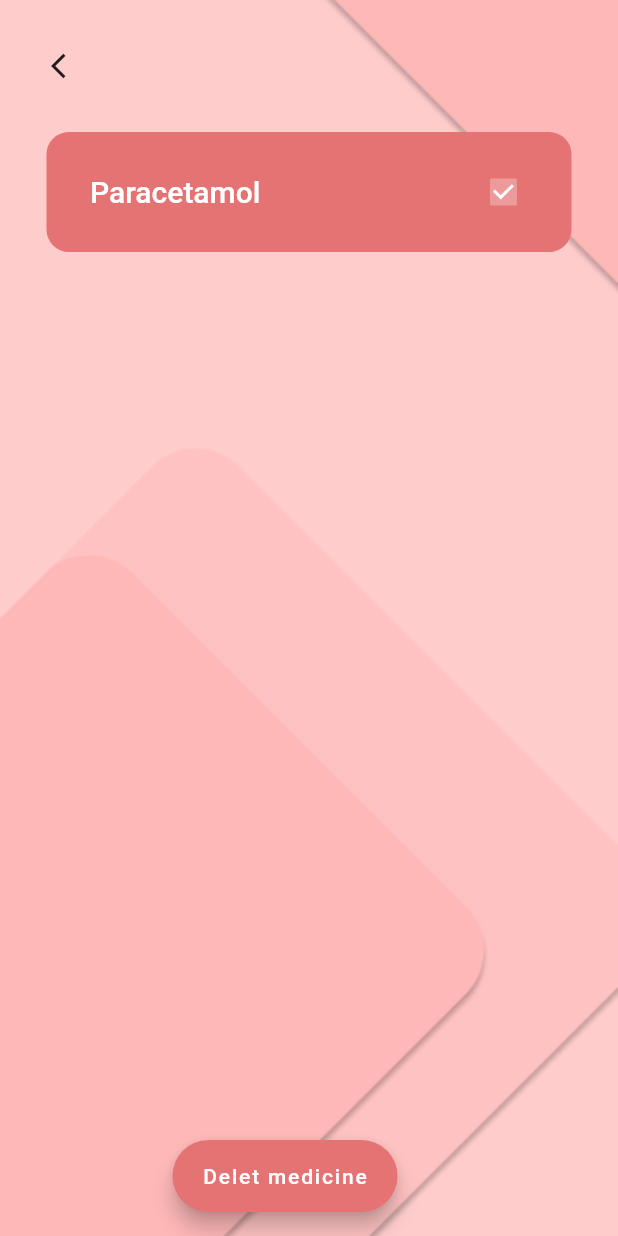
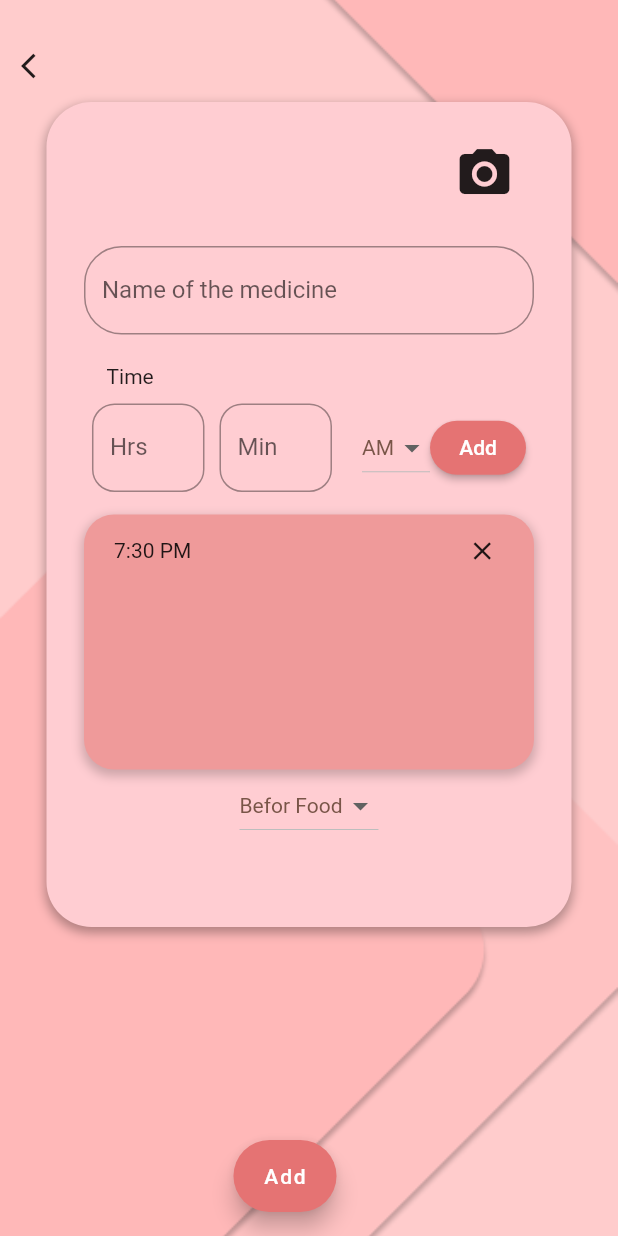
Before and after one commit to gecwayanad/take_it, a Flutter app: the screen it shows after launch, on a phone screen of 412 x 824 dp. Run offline on Flutter 3.47's test engine with Material 2 defaults, Android fonts, the light colour scheme and no system bars.

Commit message:
the page add medicine is added

```diff
--- a/lib/Screens/addMedicinPage.dart
+++ b/lib/Screens/addMedicinPage.dart
@@ -0,0 +1,210 @@
+import 'package:flutter/material.dart';
+import 'package:take_it/widgets/widgets.dart';
+
+class AddMedicine extends StatefulWidget {
+  @override
+  _AddMedicineState createState() => _AddMedicineState();
+}
+
+class _AddMedicineState extends State<AddMedicine> {
+  String dropdownValue = 'AM';
+  String dropdownValue1 = 'Befor Food';
+
+  @override
+  Widget build(BuildContext context) {
+    return Scaffold(
+        body: Container(
+          decoration: BoxDecoration(
+              image: DecorationImage(
+            image: AssetImage('asset/images/background.png'),
+            fit: BoxFit.cover,
+          )),
+          child: Column(
+            mainAxisAlignment: MainAxisAlignment.start,
+            children: [
+              SizedBox(
+                height: 20,
+              ),
+              Align(
+                alignment: Alignment.centerLeft,
+                child: IconButton(
+                    icon: Icon(
+                      Icons.arrow_back_ios,
+                      size: 20,
+                    ),
+                    onPressed: () {}),
+              ),
+              //first main container
+              Container(
+                width: 350,
+                height: 550,
+                decoration: BoxDecoration(
+                    boxShadow: [
+                      BoxShadow(
+                        color: Colors.black.withOpacity(0.3),
+                        spreadRadius: 1,
+                        blurRadius: 5,
+                        offset: Offset(0, 3),
+                      ),
+                    ],
+                    borderRadius: BorderRadius.circular(30),
+                    color: Colors.red[100]),
+                child: Column(
+                  children: [
+                    //camera icon
+                    Align(
+                        alignment: Alignment.centerRight,
+                        child: Padding(
+                            padding: EdgeInsets.symmetric(
+                                horizontal: 30, vertical: 20),
+                            child: IconButton(
+                              icon: Icon(Icons.camera_alt),
+                              iconSize: 40,
+                              onPressed: () {},
+                            ))),
+                    Container(
+                        width: 300,
+                        child: TextField(
+                          decoration: InputDecoration(
+                              labelText: 'Name of the medicine',
+                              border: OutlineInputBorder(
+                                borderSide: const BorderSide(
+                                    color: Colors.brown, width: 2.0),
+                                borderRadius: BorderRadius.circular(25.0),
+                              )),
+                        )),
+                    Padding(
+                        padding: EdgeInsets.fromLTRB(40, 20, 0, 10),
+                        child: Align(
+                          alignment: Alignment.centerLeft,
+                          child: Text(
+                            'Time',
+                          ),
+                        )),
+                    //time row
+                    Row(
+                      mainAxisAlignment: MainAxisAlignment.center,
+                      children: [
+                        Container(
+                            width: 75,
+                            child: TextField(
+                              keyboardType: TextInputType.number,
+                              decoration: InputDecoration(
+                                  labelText: 'Hrs',
+                                  border: OutlineInputBorder(
+                                    borderSide: const BorderSide(
+                                        color: Colors.brown, width: 2.0),
+                                    borderRadius: BorderRadius.circular(15.0),
+                                  )),
+                            )),
+                        SizedBox(
+                          width: 10,
+                        ),
+                        Container(
+                            width: 75,
+                            child: TextField(
+                              keyboardType: TextInputType.number,
+                              decoration: InputDecoration(
+                                  labelText: 'Min',
+                                  border: OutlineInputBorder(
+                                    borderSide: const BorderSide(
+                                        color: Colors.brown, width: 2.0),
+                                    borderRadius: BorderRadius.circular(15.0),
+                                  )),
+                            )),
+                        SizedBox(width: 20),
+                        //dropdown for am pm
+                        DropdownButton<String>(
+                          dropdownColor: Colors.red[100],
+                          value: dropdownValue,
+                          elevation: 16,
+                          style: const TextStyle(color: Colors.brown),
+                          onChanged: (String newValue) {
+                            setState(() {
+                              dropdownValue = newValue;
+                            });
+                          },
+                          items: <String>['AM', 'PM']
+                              .map<DropdownMenuItem<String>>((String value) {
+                            return DropdownMenuItem<String>(
+                              value: value,
+                              child: Text(value),
+                            );
+                          }).toList(),
+                        ),
+                        ElevatedButton(
+                          child: Text('Add'),
+                          style: ButtonStyle(
+                              backgroundColor:
+                                  MaterialStateProperty.all(Colors.red[300]),
+                              shape: MaterialStateProperty.all<
+                                      RoundedRectangleBorder>(
+                                  RoundedRectangleBorder(
+                                borderRadius: BorderRadius.circular(30),
+                              ))),
+                          onPressed: () {},
+                        )
+                      ],
+                    ),
+                    SizedBox(
+                      height: 15,
+                    ),
+                    //2nd container list
+                    Container(
+                      child: ListView(
+                        children: [
+                          Timelist(
+                            time: '7:30 PM',
+                          )
+                        ],
+                      ),
+                      decoration: BoxDecoration(
+                          boxShadow: [
+                            BoxShadow(
+                              color: Colors.black12.withOpacity(0.2),
+                              spreadRadius: 1,
+                              blurRadius: 5,
+                              offset: Offset(0, 3),
+                            ),
+                          ],
+                          color: Colors.red[200],
+                          borderRadius: BorderRadius.circular(20)),
+                      height: 170,
+                      width: 300,
+                    ),
+                    //dropdown for after and befor food
+                    DropdownButton<String>(
+                      dropdownColor: Colors.red[100],
+                      value: dropdownValue1,
+                      elevation: 16,
+                      style: const TextStyle(color: Colors.brown),
+                      onChanged: (String newValue) {
+                        setState(() {
+                          dropdownValue1 = newValue;
+                        });
+                      },
+                      items: <String>['Befor Food', 'After Food']
+                          .map<DropdownMenuItem<String>>((String value) {
+                        return DropdownMenuItem<String>(
+                          value: value,
+                          child: Text(value),
+                        );
+                      }).toList(),
+                    ),
+                  ],
+                ),
+              )
+            ],
+          ),
+        ),
+        //floating add button
+        floatingActionButton: Align(
+          alignment: Alignment.bottomCenter,
+          child: FloatingActionButton.extended(
+            onPressed: () {},
+            backgroundColor: Colors.red[300],
+            label: Text('Add'),
+          ),
+        ));
+  }
+}
--- a/lib/main.dart
+++ b/lib/main.dart
@@ -1,6 +1,7 @@
 import 'package:flutter/material.dart';
 import 'package:take_it/Screens/homeScreen.dart';
 import 'package:take_it/Screens/showMedicinpage.dart';
+import 'package:take_it/Screens/addMedicinPage.dart';
 
 void main() {
   runApp(MyApp());
@@ -22,9 +23,9 @@ class MyApp extends StatelessWidget {
         // or simply save your changes to "hot reload" in a Flutter IDE).
         // Notice that the counter didn't reset back to zero; the application
         // is not restarted.
-        primarySwatch: Colors.blue,
+        primarySwatch: Colors.brown,
       ),
-      home: ShowMedicinepage(),
+      home: AddMedicine(),
     );
   }
 }
--- a/lib/widgets/widgets.dart
+++ b/lib/widgets/widgets.dart
@@ -58,3 +58,28 @@ class _MedicineEditState extends State<MedicineEdit> {
         ));
   }
 }
+
+class Timelist extends StatelessWidget {
+  String time;
+  Timelist({this.time});
+  @override
+  Widget build(BuildContext context) {
+    return Row(
+      children: [
+        SizedBox(
+          width: 20,
+        ),
+        Text(this.time),
+        SizedBox(
+          width: 170,
+        ),
+        IconButton(
+            icon: Icon(
+              Icons.close,
+              size: 20,
+            ),
+            onPressed: () {})
+      ],
+    );
+  }
+}
--- a/pubspec.yaml
+++ b/pubspec.yaml
@@ -46,7 +46,8 @@ flutter:
 
   # To add assets to your application, add an assets section, like this:
   assets:
-    - asset/images
+    - asset/images/camera.png
+    - asset/images/background.png
   #   - images/a_dot_ham.jpeg
 
   # An image asset can refer to one or more resolution-specific "variants", see
```
Also changed, not shown: asset/images/camera.png (added).
